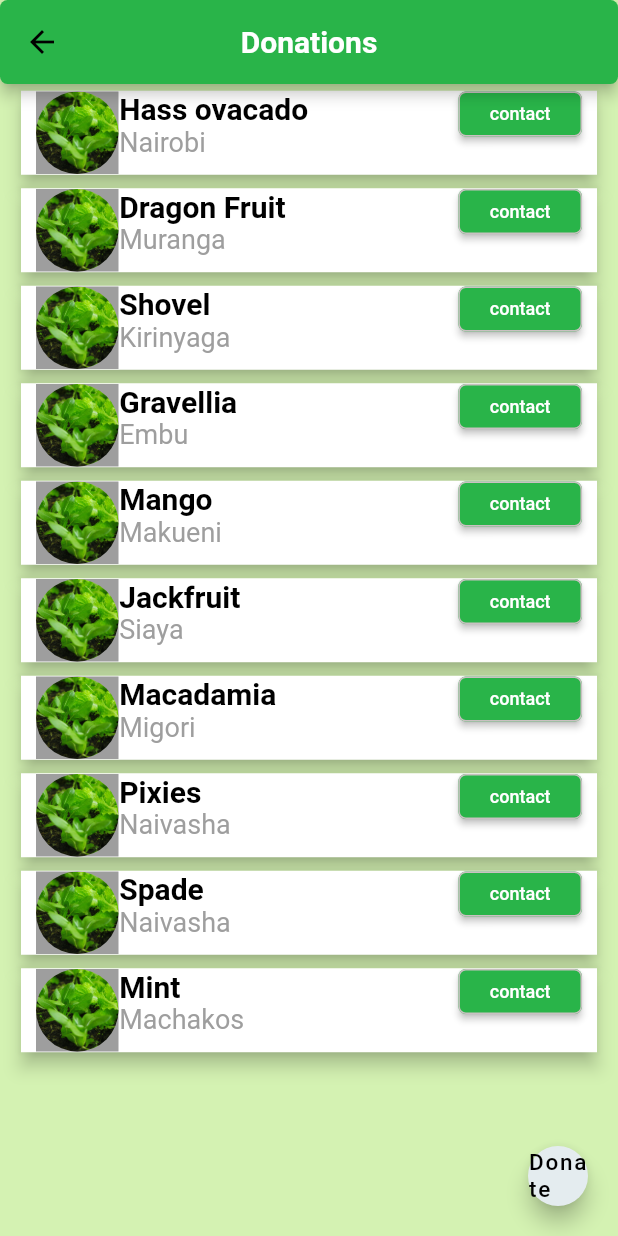
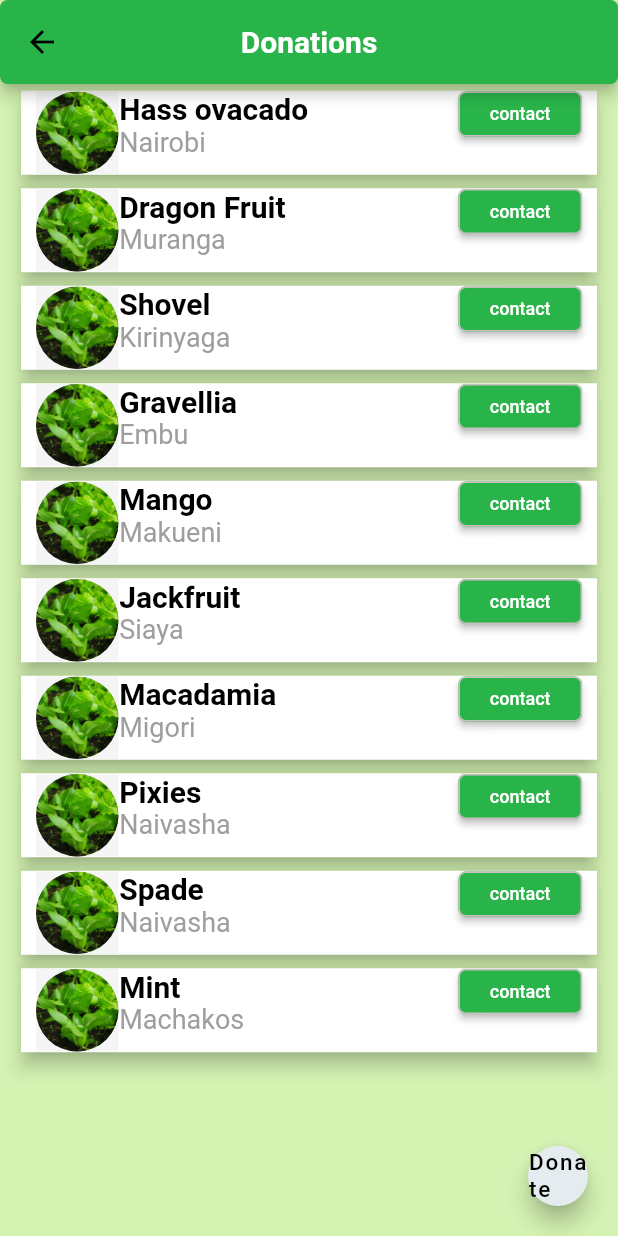
Before and after one commit to Hellen-Obwaya/betagric, a Flutter app: the Donations screen opened directly, on a phone screen of 412 x 824 dp. Run offline on Flutter 3.47's test engine with Material 2 defaults, Android fonts, the light colour scheme and no system bars; our stand-ins replace firebase_core, flutter_smart_dialog, get; missing offline and left inert: dart:html; accounts and stored records are empty; network calls fail.

Commit message:
updated events_list and donations

```diff
--- a/lib/screens/donations.dart
+++ b/lib/screens/donations.dart
@@ -75,7 +75,7 @@ class Donations extends StatelessWidget {
                         Container(
                           height: 55.0,
                           width: 55.0,
-                          color: Colors.grey,
+                          color: Colors.grey[100],
                           child: CircleAvatar(
                             backgroundColor: Colors.grey,
                             backgroundImage: AssetImage("images/seedlings.jpg"),
```
Also changed, not shown: lib/screens/events_list.dart (+5 -5 lines).
